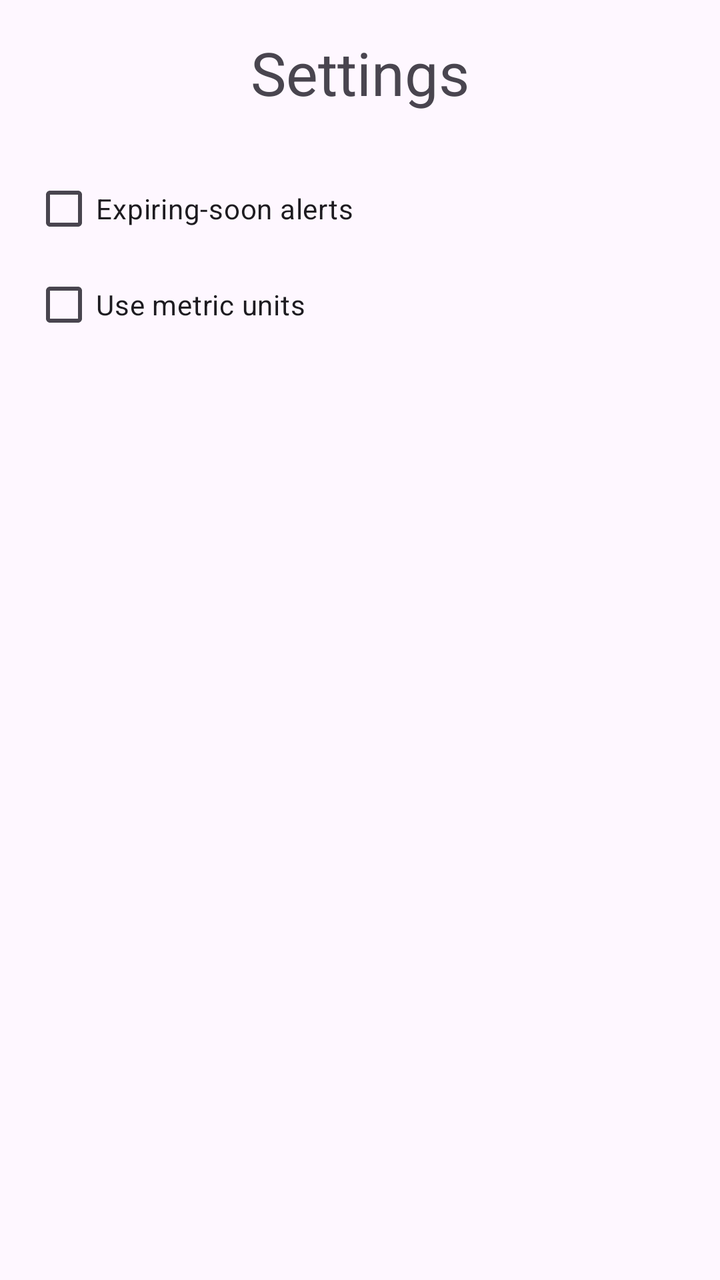
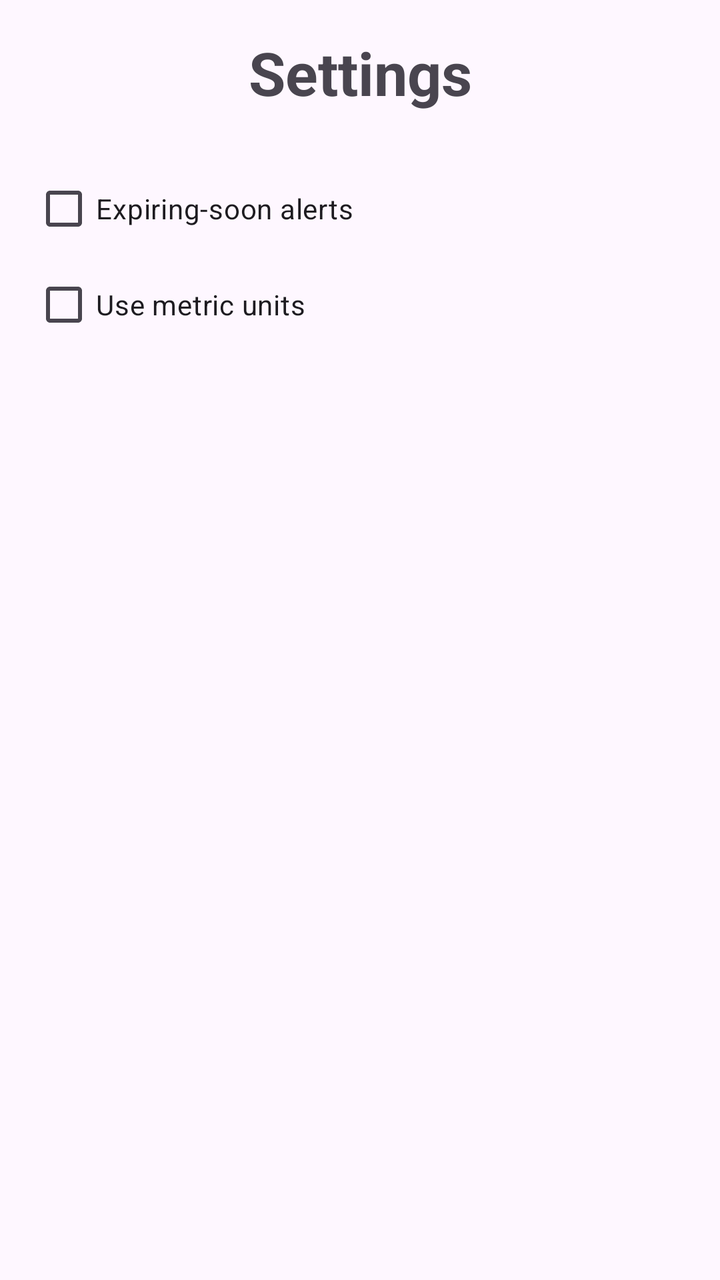

Two renders of the same Android screen: before a commit and after it. Below are the layout's source before the change and the commit's diff.
<!-- AndroidManifest.xml: application theme Theme.SmartPantry -->
<!-- res/layout/settings_screen.xml -->
<?xml version="1.0" encoding="utf-8"?>
<LinearLayout xmlns:android="http://schemas.android.com/apk/res/android"
    android:layout_width="match_parent"
    android:layout_height="match_parent"
    android:orientation="vertical"
    android:padding="16dp">

    <TextView
        android:layout_width="match_parent"
        android:layout_height="wrap_content"
        android:text="Settings"
        android:textAlignment="center"
        android:textSize="30sp"
        android:paddingBottom="24dp" />

    <CheckBox
        android:id="@+id/checkExpiringSoon"
        android:layout_width="match_parent"
        android:layout_height="wrap_content"
        android:text="Expiring-soon alerts" />

    <CheckBox
        android:id="@+id/checkMetricUnits"
        android:layout_width="match_parent"
        android:layout_height="wrap_content"
        android:text="Use metric units" />

</LinearLayout>
<!-- resources referenced by this layout -->
<resources>
  <style name="Theme.SmartPantry" parent="Base.Theme.SmartPantry" />
  <style name="Base.Theme.SmartPantry" parent="Theme.Material3.DayNight.NoActionBar">
          
          
      </style>
</resources>

<!-- the commit's change to res/layout/settings_screen.xml (unified diff, before → after) -->
@@ -1,5 +1,6 @@
 <?xml version="1.0" encoding="utf-8"?>
 <LinearLayout xmlns:android="http://schemas.android.com/apk/res/android"
+    xmlns:app="http://schemas.android.com/apk/res-auto"
     android:layout_width="match_parent"
     android:layout_height="match_parent"
     android:orientation="vertical"
@@ -8,21 +9,27 @@
     <TextView
         android:layout_width="match_parent"
         android:layout_height="wrap_content"
+        android:paddingBottom="24dp"
         android:text="Settings"
         android:textAlignment="center"
         android:textSize="30sp"
-        android:paddingBottom="24dp" />
+        android:textStyle="bold" />
 
     <CheckBox
         android:id="@+id/checkExpiringSoon"
         android:layout_width="match_parent"
         android:layout_height="wrap_content"
-        android:text="Expiring-soon alerts" />
+        android:backgroundTint="#3BAEE6"
+        android:text="Expiring-soon alerts"
+        android:textColorLink="#3BAEE6"
+        app:useMaterialThemeColors="false" />
 
     <CheckBox
         android:id="@+id/checkMetricUnits"
         android:layout_width="match_parent"
         android:layout_height="wrap_content"
-        android:text="Use metric units" />
+        android:text="Use metric units"
+        android:textColorLink="#3BAEE6"
+        app:useMaterialThemeColors="false" />
 
 </LinearLayout>
